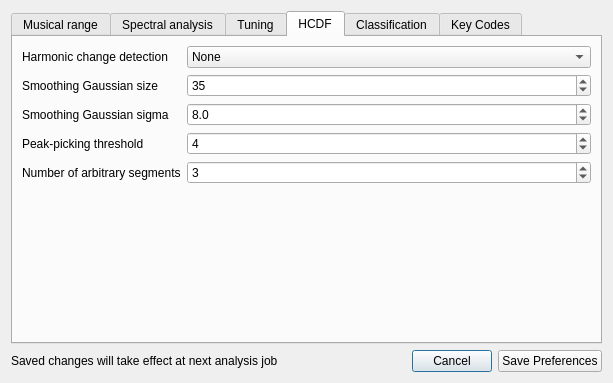
Old version of the form prefsdialog.ui in the repository ibsh/is_KeyFinder.
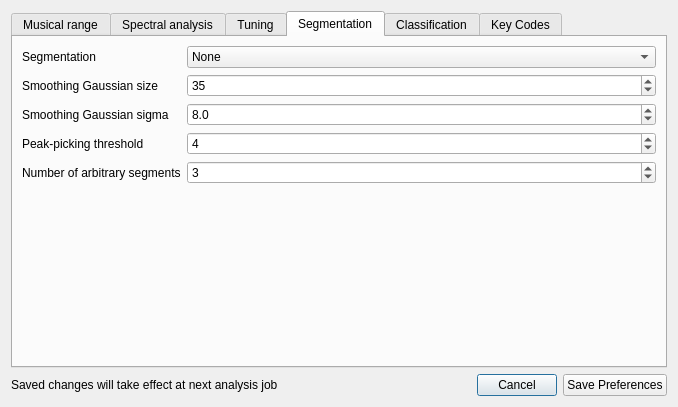
New version of the form. The open tabs and pages were chosen to show the change.

```diff
--- a/prefsdialog.ui
+++ b/prefsdialog.ui
@@ -9,8 +9,8 @@
    <rect>
     <x>0</x>
     <y>0</y>
-    <width>613</width>
-    <height>383</height>
+    <width>678</width>
+    <height>407</height>
    </rect>
   </property>
   <property name="windowTitle">
@@ -461,13 +461,13 @@
      </widget>
      <widget class="QWidget" name="tab3hcdf">
       <attribute name="title">
-       <string>HCDF</string>
+       <string>Segmentation</string>
       </attribute>
       <layout class="QFormLayout" name="formLayout_4">
        <item row="0" column="0">
         <widget class="QLabel" name="lbl_hcdf">
          <property name="text">
-          <string>Harmonic change detection</string>
+          <string>Segmentation</string>
          </property>
         </widget>
        </item>
```
Left out of the diff: 6 changed lines with no effect on the pictures.
